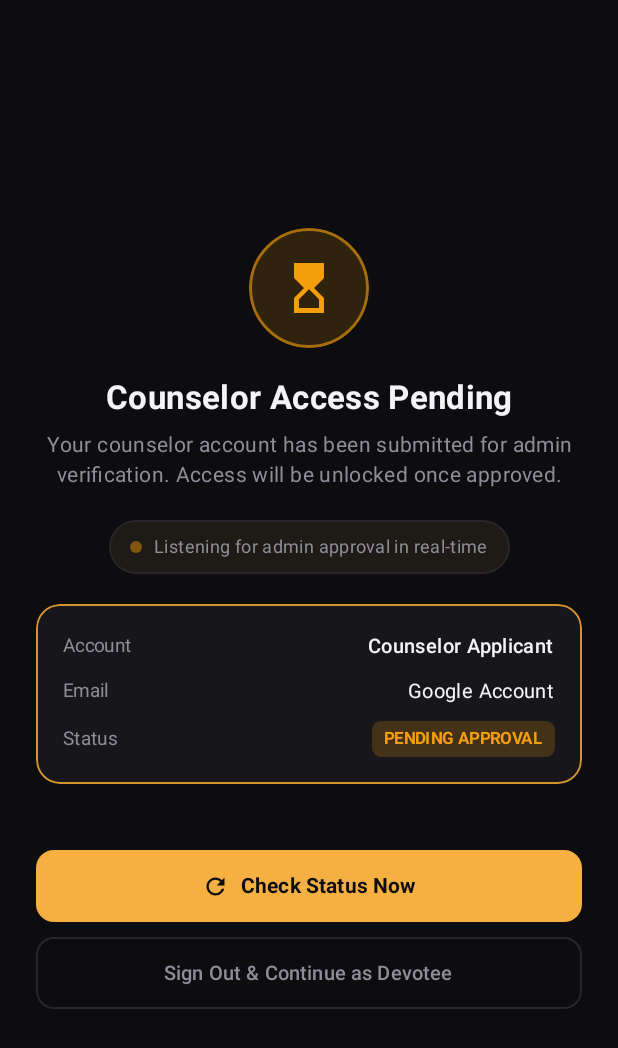
After one commit to Greed6996/Sadhana_app, an Android app built with Jetpack Compose: the composable CounselorPendingScreen called with empty values, on a phone screen of 412 x 824 dp. The commit adds this screen. Shown: the top 1048 px of the screen. Run offline under Robolectric (Android 15) with nearby library versions, the light colour scheme and no system bars.

Commit message:
fix(auth): dismiss auth modal, persist session, and add counselor approval flow

```diff
--- /dev/null
+++ b/app/src/main/java/com/sadhana/card/ui/auth/CounselorPendingScreen.kt
@@ -0,0 +1,306 @@
+package com.sadhana.card.ui.auth
+
+import androidx.compose.animation.core.FastOutSlowInEasing
+import androidx.compose.animation.core.RepeatMode
+import androidx.compose.animation.core.animateFloat
+import androidx.compose.animation.core.infiniteRepeatable
+import androidx.compose.animation.core.rememberInfiniteTransition
+import androidx.compose.animation.core.tween
+import androidx.compose.foundation.BorderStroke
+import androidx.compose.foundation.background
+import androidx.compose.foundation.border
+import androidx.compose.foundation.layout.Arrangement
+import androidx.compose.foundation.layout.Box
+import androidx.compose.foundation.layout.Column
+import androidx.compose.foundation.layout.Row
+import androidx.compose.foundation.layout.Spacer
+import androidx.compose.foundation.layout.fillMaxSize
+import androidx.compose.foundation.layout.fillMaxWidth
+import androidx.compose.foundation.layout.height
+import androidx.compose.foundation.layout.padding
+import androidx.compose.foundation.layout.size
+import androidx.compose.foundation.layout.width
+import androidx.compose.foundation.shape.CircleShape
+import androidx.compose.foundation.shape.RoundedCornerShape
+import androidx.compose.material.icons.Icons
+import androidx.compose.material.icons.filled.HourglassTop
+import androidx.compose.material.icons.filled.Lock
+import androidx.compose.material.icons.filled.Refresh
+import androidx.compose.material.icons.filled.Security
+import androidx.compose.material3.Button
+import androidx.compose.material3.ButtonDefaults
+import androidx.compose.material3.CircularProgressIndicator
+import androidx.compose.material3.Icon
+import androidx.compose.material3.OutlinedButton
+import androidx.compose.material3.Text
+import androidx.compose.runtime.Composable
+import androidx.compose.runtime.getValue
+import androidx.compose.ui.Alignment
+import androidx.compose.ui.Modifier
+import androidx.compose.ui.draw.alpha
+import androidx.compose.ui.draw.clip
+import androidx.compose.ui.graphics.Color
+import androidx.compose.ui.text.font.FontWeight
+import androidx.compose.ui.text.style.TextAlign
+import androidx.compose.ui.unit.dp
+import androidx.compose.ui.unit.sp
+import com.sadhana.card.ui.theme.DarkBg
+import com.sadhana.card.ui.theme.DarkBorder
+import com.sadhana.card.ui.theme.DarkGoldBorder
+import com.sadhana.card.ui.theme.DarkPrimary
+import com.sadhana.card.ui.theme.DarkSurface
+import com.sadhana.card.ui.theme.DarkSurfaceVariant
+import com.sadhana.card.ui.theme.DarkTextMuted
+import com.sadhana.card.ui.theme.DarkTextPrimary
+import com.sadhana.card.ui.theme.DmSansFontFamily
+
+private val PendingAmber = Color(0xFFF59E0B)
+
+/**
+ * Dedicated, non-dismissible screen displayed for counselors whose account approval is pending.
+ * Features real-time state sync, manual verification trigger, and clean sign-out capabilities.
+ */
+@Composable
+fun CounselorPendingScreen(
+    email: String,
+    displayName: String,
+    isCheckingStatus: Boolean,
+    onCheckStatus: () -> Unit,
+    onSignOut: () -> Unit,
+    modifier: Modifier = Modifier
+) {
+    val infiniteTransition = rememberInfiniteTransition(label = "pulse_transition")
+    val pulseAlpha by infiniteTransition.animateFloat(
+        initialValue = 0.4f,
+        targetValue = 1f,
+        animationSpec = infiniteRepeatable(
+            animation = tween(1200, easing = FastOutSlowInEasing),
+            repeatMode = RepeatMode.Reverse
+        ),
+        label = "pulse_alpha"
+    )
+
+    Box(
+        modifier = modifier
+            .fillMaxSize()
+            .background(DarkBg)
+            .padding(24.dp),
+        contentAlignment = Alignment.Center
+    ) {
+        Column(
+            modifier = Modifier.fillMaxWidth(),
+            horizontalAlignment = Alignment.CenterHorizontally,
+            verticalArrangement = Arrangement.spacedBy(20.dp)
+        ) {
+            // Glowing verification badge
+            Box(
+                modifier = Modifier
+                    .size(80.dp)
+                    .clip(CircleShape)
+                    .background(PendingAmber.copy(alpha = 0.15f))
+                    .border(BorderStroke(2.dp, PendingAmber.copy(alpha = 0.6f)), CircleShape),
+                contentAlignment = Alignment.Center
+            ) {
+                Icon(
+                    imageVector = Icons.Default.HourglassTop,
+                    contentDescription = null,
+                    tint = PendingAmber,
+                    modifier = Modifier.size(40.dp)
+                )
+            }
+
+            // Headings
+            Column(
+                horizontalAlignment = Alignment.CenterHorizontally,
+                verticalArrangement = Arrangement.spacedBy(8.dp)
+            ) {
+                Text(
+                    text = "Counselor Access Pending",
+                    fontFamily = DmSansFontFamily,
+                    fontWeight = FontWeight.Bold,
+                    fontSize = 22.sp,
+                    color = DarkTextPrimary,
+                    textAlign = TextAlign.Center
+                )
+
+                Text(
+                    text = "Your counselor account has been submitted for admin verification. Access will be unlocked once approved.",
+                    fontFamily = DmSansFontFamily,
+                    fontSize = 14.sp,
+                    color = DarkTextMuted,
+                    textAlign = TextAlign.Center,
+                    lineHeight = 20.sp
+                )
+            }
+
+            // Real-time listener pulse indicator
+            Row(
+                verticalAlignment = Alignment.CenterVertically,
+                horizontalArrangement = Arrangement.Center,
+                modifier = Modifier
+                    .clip(RoundedCornerShape(20.dp))
+                    .background(DarkSurfaceVariant)
+                    .border(BorderStroke(1.dp, DarkBorder), RoundedCornerShape(20.dp))
+                    .padding(horizontal = 14.dp, vertical = 8.dp)
+            ) {
+                Box(
+                    modifier = Modifier
+                        .size(8.dp)
+                        .clip(CircleShape)
+                        .alpha(pulseAlpha)
+                        .background(PendingAmber)
+                )
+                Spacer(modifier = Modifier.width(8.dp))
+                Text(
+                    text = "Listening for admin approval in real-time",
+                    fontFamily = DmSansFontFamily,
+                    fontSize = 12.sp,
+                    color = DarkTextMuted
+                )
+            }
+
+            // Account details card
+            Box(
+                modifier = Modifier
+                    .fillMaxWidth()
+                    .clip(RoundedCornerShape(16.dp))
+                    .background(DarkSurface)
+                    .border(BorderStroke(1.dp, DarkGoldBorder), RoundedCornerShape(16.dp))
+                    .padding(18.dp)
+            ) {
+                Column(verticalArrangement = Arrangement.spacedBy(10.dp)) {
+                    Row(
+                        modifier = Modifier.fillMaxWidth(),
+                        horizontalArrangement = Arrangement.SpaceBetween,
+                        verticalAlignment = Alignment.CenterVertically
+                    ) {
+                        Text(
+                            text = "Account",
+                            fontFamily = DmSansFontFamily,
+                            fontSize = 12.5.sp,
+                            color = DarkTextMuted
+                        )
+                        Text(
+                            text = if (displayName.isNotBlank()) displayName else "Counselor Applicant",
+                            fontFamily = DmSansFontFamily,
+                            fontWeight = FontWeight.SemiBold,
+                            fontSize = 13.5.sp,
+                            color = DarkTextPrimary
+                        )
+                    }
+
+                    Row(
+                        modifier = Modifier.fillMaxWidth(),
+                        horizontalArrangement = Arrangement.SpaceBetween,
+                        verticalAlignment = Alignment.CenterVertically
+                    ) {
+                        Text(
+                            text = "Email",
+                            fontFamily = DmSansFontFamily,
+                            fontSize = 12.5.sp,
+                            color = DarkTextMuted
+                        )
+                        Text(
+                            text = email.ifBlank { "Google Account" },
+                            fontFamily = DmSansFontFamily,
+                            fontSize = 13.5.sp,
+                            color = DarkTextPrimary
+                        )
+                    }
+
+                    Row(
+                        modifier = Modifier.fillMaxWidth(),
+                        horizontalArrangement = Arrangement.SpaceBetween,
+                        verticalAlignment = Alignment.CenterVertically
+                    ) {
+                        Text(
+                            text = "Status",
+                            fontFamily = DmSansFontFamily,
+                            fontSize = 12.5.sp,
+                            color = DarkTextMuted
+                        )
+                        Box(
+                            modifier = Modifier
+                                .clip(RoundedCornerShape(6.dp))
+                                .background(PendingAmber.copy(alpha = 0.2f))
+                                .padding(horizontal = 8.dp, vertical = 2.dp)
+                        ) {
+                            Text(
+                                text = "PENDING APPROVAL",
+                                fontFamily = DmSansFontFamily,
+                                fontWeight = FontWeight.Bold,
+                                fontSize = 11.sp,
+                                color = PendingAmber
+                            )
+                        }
+                    }
+                }
+            }
+
+            Spacer(modifier = Modifier.height(4.dp))
+
+            // Action Buttons
+            Column(
+                modifier = Modifier.fillMaxWidth(),
+                verticalArrangement = Arrangement.spacedBy(10.dp)
+            ) {
+                Button(
+                    onClick = onCheckStatus,
+                    enabled = !isCheckingStatus,
+                    modifier = Modifier
+                        .fillMaxWidth()
+                        .height(48.dp),
+                    colors = ButtonDefaults.buttonColors(
+                        containerColor = DarkPrimary,
+                        contentColor = Color(0xFF0D0D0F)
+                    ),
+                    shape = RoundedCornerShape(12.dp)
+                ) {
+                    if (isCheckingStatus) {
+                        CircularProgressIndicator(
+                            modifier = Modifier.size(20.dp),
+                            color = Color(0xFF0D0D0F),
+                            strokeWidth = 2.dp
+                        )
+                        Spacer(modifier = Modifier.width(10.dp))
+                        Text(
+                            text = "Verifying...",
+                            fontFamily = DmSansFontFamily,
+                            fontWeight = FontWeight.Bold,
+                            fontSize = 14.sp
+                        )
+                    } else {
+                        Icon(
+                            imageVector = Icons.Default.Refresh,
+                            contentDescription = null,
+                            modifier = Modifier.size(18.dp)
+                        )
+                        Spacer(modifier = Modifier.width(8.dp))
+                        Text(
+                            text = "Check Status Now",
+                            fontFamily = DmSansFontFamily,
+                            fontWeight = FontWeight.Bold,
+                            fontSize = 14.sp
+                        )
+                    }
+                }
+
+                OutlinedButton(
+                    onClick = onSignOut,
+                    modifier = Modifier
+                        .fillMaxWidth()
+                        .height(48.dp),
+                    shape = RoundedCornerShape(12.dp),
+                    border = BorderStroke(1.dp, DarkBorder)
+                ) {
+                    Text(
+                        text = "Sign Out & Continue as Devotee",
+                        fontFamily = DmSansFontFamily,
+                        fontSize = 13.5.sp,
+                        color = DarkTextMuted
+                    )
+                }
+            }
+        }
+    }
+}
--- a/app/src/main/java/com/sadhana/card/ui/counselor/CounselorDashboardViewModel.kt
+++ b/app/src/main/java/com/sadhana/card/ui/counselor/CounselorDashboardViewModel.kt
@@ -98,7 +98,7 @@ class CounselorDashboardViewModel @Inject constructor() : ViewModel() {
             try {
                 val snapshot = withContext(Dispatchers.IO) {
                     firestore.collection("users")
-                        .whereEqualTo("role", "devotee")
+                        .whereIn("role", listOf("devotee", "DEVOTEE"))
                         .get()
                         .await()
                 }
```
Also changed, not shown: app/src/main/java/com/sadhana/card/data/auth/AuthRepository.kt (+224 -48 lines), app/src/main/java/com/sadhana/card/data/auth/AuthState.kt (+7 -1 lines), app/src/main/java/com/sadhana/card/ui/MainApp.kt (+22 -2 lines), app/src/main/java/com/sadhana/card/ui/MainViewModel.kt (+59 -0 lines), app/src/main/java/com/sadhana/card/ui/auth/AuthUiState.kt (added, +23 -0 lines), 2 other files.
